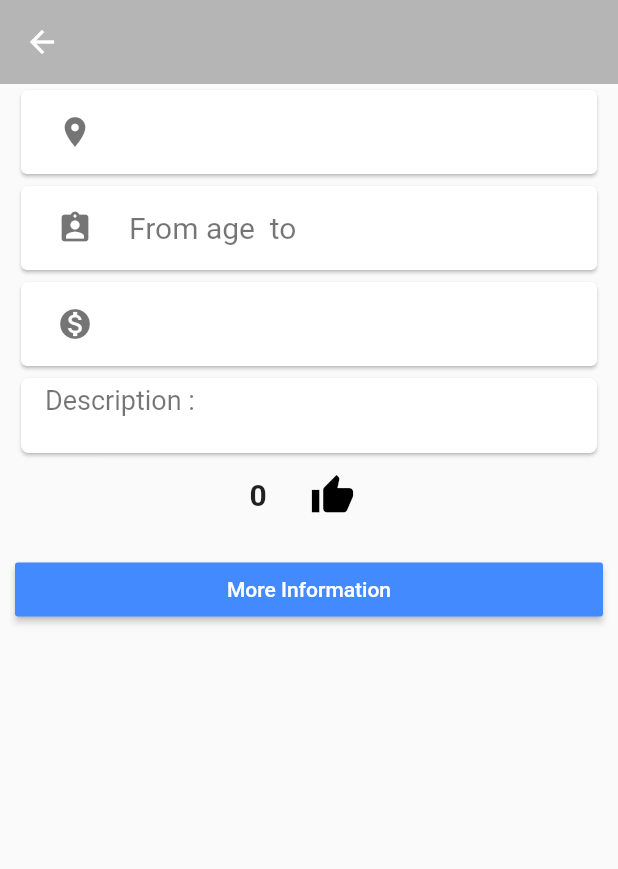
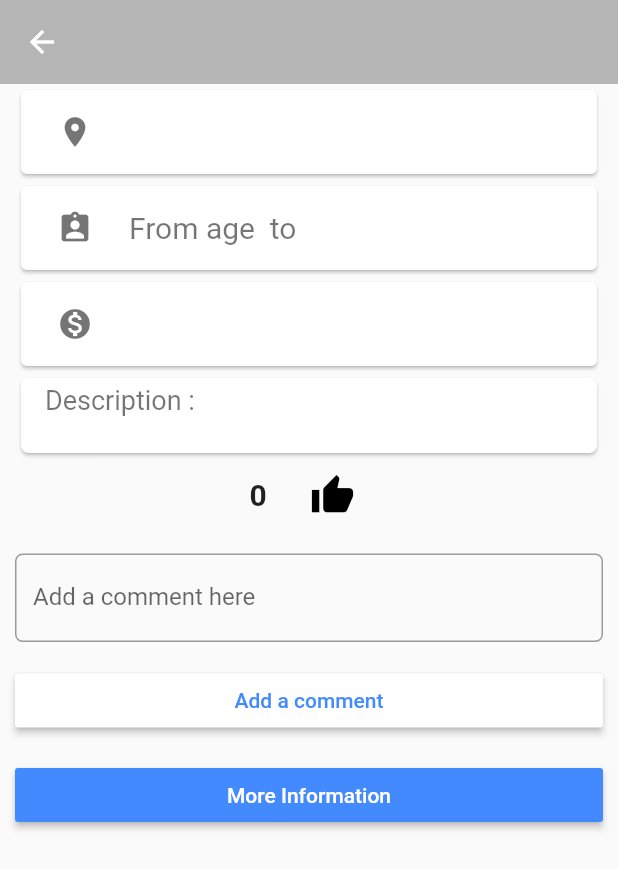
Before and after one commit to Group40/SandT_Group, a Flutter app: the CourseDetail screen opened directly with empty values, after a tap on the "thumb up" icon, on a phone screen of 412 x 824 dp. Shown: the top 869 px of the screen. Run offline on Flutter 3.47's test engine with Material 2 defaults, Android fonts, the phone set to English and light mode, and no system bars; our stand-ins replace email_validator, flutter_calendar_carousel, font_awesome_flutter, image_picker, shared_preferences; accounts and stored records are empty; network calls fail.

Commit message:
Comment phase 1

```diff
--- a/lib/Institute/AddCourse.dart
+++ b/lib/Institute/AddCourse.dart
@@ -35,7 +35,8 @@ class AddCourseState extends State<AddCourse> {
       'location': locationController.text,
       'description': descriptionController.text,
       'url': urlController.text,
-      'likedUsers': []
+      'likedUsers': [],
+      'commentedUsers': []
     });
     print(body);
     return await http.post(url, body: body, headers: {
--- a/lib/Institute/CourseDetail.dart
+++ b/lib/Institute/CourseDetail.dart
@@ -19,7 +19,10 @@ class CourseDetail extends StatefulWidget {
 class CourseDetailState extends State<CourseDetail> {
   CourseDetailState(String text);
 
+  var _formKey = GlobalKey<FormState>();
+
   var isLiked = false;
+  var isCommented = false;
   var course;
   String name = '';
   String id = '';
@@ -29,6 +32,10 @@ class CourseDetailState extends State<CourseDetail> {
   String location = '';
   String description = '';
   String url = '';
+
+  String comment = '';
+  String commentData = '';
+  String commentDataOld = '';
   var likedUsers = {};
   String uid = getToken();
 
@@ -47,19 +54,8 @@ class CourseDetailState extends State<CourseDetail> {
       location = course['location'];
       description = course['description'];
       url = course['url'];
-      // likedUsers = course['likedUsers'];
-      // likedUsers = jsonDecode(response.body)['likedUsers'];
+      comment = '';
     });
-    print(course['likedUsers']);
-    // print(jsonDecode(response.body)['likedUsers']);
-    // likedUsers.forEach((element) {
-    //   if (element == uid) {
-    //     setState(() {
-    //       isLiked = true;
-    //     });
-    //   }
-    // });
-    // print(likedUsers);
     if (course['likedUsers'] != null) {
       for (var i = 0; i < course['likedUsers'].length; i++) {
         if (course['likedUsers'][i] == uid) {
@@ -68,6 +64,69 @@ class CourseDetailState extends State<CourseDetail> {
           });
         }
       }
+    }
+    if (course['commentedUsers'] != null) {
+      for (var i = 0; i < course['commentedUsers'].length; i++) {
+        if (course['commentedUsers'][i].contains(uid, 10)) {
+          String str = course['commentedUsers'][i];
+          const start = "} UserComment={";
+          const end = "}";
+          final startIndex = str.indexOf(start);
+          final endIndex = str.indexOf(end, startIndex + start.length);
+          print(str.substring(startIndex + start.length, endIndex));
+          setState(() {
+            isCommented = true;
+            comment = str.substring(startIndex + start.length, endIndex);
+            commentDataOld = str;
+          });
+        }
+      }
+    }
+  }
+
+  TextEditingController commentController = TextEditingController();
+
+  void addComment() async {
+    commentData = 'UserToken={' +
+        getToken() +
+        '} UserName={' +
+        getUsername() +
+        '} UserComment={' +
+        commentController.text +
+        '}';
+    if (course['commentedUsers'] == null) {
+      print("commentedUsers = null");
+    } else if (isCommented == true) {
+      course['commentedUsers'].remove(commentDataOld);
+      course['commentedUsers'].add(commentData);
+    } else {
+      course['commentedUsers'].add(commentData);
+      setState(() {
+        isCommented = true;
+      });
+    }
+
+    try {
+      var body = jsonEncode({
+        'id': id,
+        'name': name,
+        'ageGroupMin': ageGroupMin,
+        'ageGroupMax': ageGroupMax,
+        'price': price,
+        'location': location,
+        'description': description,
+        'url': url,
+        'likedUsers': course['likedUsers'],
+        'commentedUsers': course['commentedUsers']
+      });
+      return await http.post(url2, body: body, headers: {
+        "Accept": "application/json",
+        "content-type": "application/json"
+      }).then((dynamic res) {
+        print(res.toString());
+      });
+    } catch (err) {
+      print(err);
     }
   }
 
@@ -97,7 +156,8 @@ class CourseDetailState extends State<CourseDetail> {
         'location': location,
         'description': description,
         'url': url,
-        'likedUsers': course['likedUsers']
+        'likedUsers': course['likedUsers'],
+        'commentedUsers': course['commentedUsers']
       });
       return await http.post(url2, body: body, headers: {
         "Accept": "application/json",
@@ -144,6 +204,7 @@ class CourseDetailState extends State<CourseDetail> {
       ),
       body: Builder(
         builder: (context) => Form(
+          key: _formKey,
           child: Padding(
             padding: EdgeInsets.only(left: 10.0, right: 10.0),
             child: ListView(
@@ -262,6 +323,54 @@ class CourseDetailState extends State<CourseDetail> {
 
                 Padding(
                   padding: EdgeInsets.only(top: 15.0, bottom: 15.0),
+                  child: TextFormField(
+                    controller: commentController..text = comment,
+                    validator: (String value) {
+                      if (value.isEmpty) {
+                        return 'comment section cannot be empty';
+                      }
+                      return null;
+                    },
+                    style: TextStyle(
+                      color: Theme.of(context).primaryColor,
+                    ),
+                    onChanged: (value) {
+                      comment = value;
+                      debugPrint('Something changed in Text Field');
+                    },
+                    decoration: InputDecoration(
+                        labelText: 'Add a comment here',
+                        border: OutlineInputBorder(
+                          borderRadius: BorderRadius.circular(5.0),
+                        )),
+                  ),
+                ),
+                Padding(
+                  padding: EdgeInsets.only(top: 0.0, bottom: 0.0),
+                  child: Row(
+                    children: <Widget>[
+                      Expanded(
+                        child: RaisedButton(
+                          color: Theme.of(context).accentColor,
+                          textColor: Theme.of(context).primaryColor,
+                          child: Text(
+                            'Add a comment',
+                          ),
+                          onPressed: () {
+                            setState(() {
+                              if (_formKey.currentState.validate()) {
+                                addComment();
+                              }
+                            });
+                          },
+                        ),
+                      ),
+                    ],
+                  ),
+                ),
+
+                Padding(
+                  padding: EdgeInsets.only(top: 15.0, bottom: 15.0),
                   child: Row(
                     children: <Widget>[
                       Expanded(
--- a/lib/Institute/EditCourse.dart
+++ b/lib/Institute/EditCourse.dart
@@ -67,7 +67,8 @@ class EditCourseState extends State<EditCourse> {
       'location': locationController.text,
       'description': descriptionController.text,
       'url': urlController.text,
-      'likedUsers': course['likedUsers']
+      'likedUsers': course['likedUsers'],
+      'commentedUsers': course['commentedUsers']
     });
     return await http.post(url2, body: body, headers: {
       "Accept": "application/json",
```
